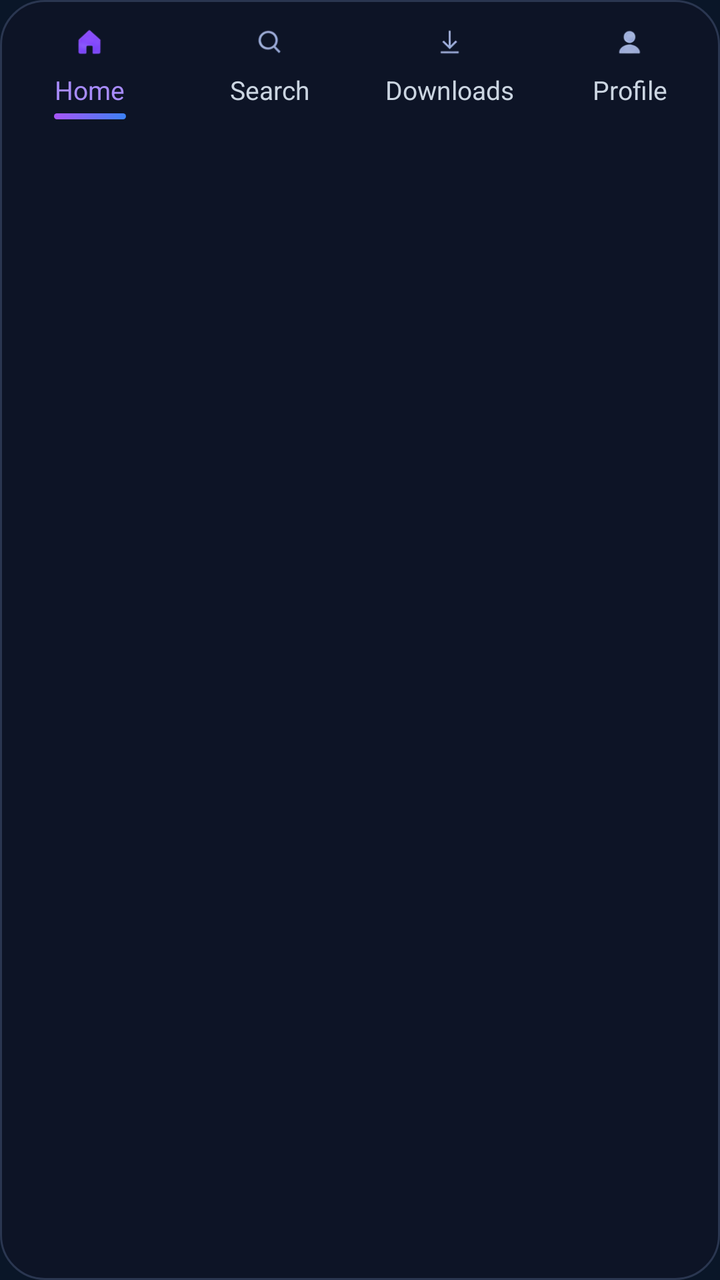
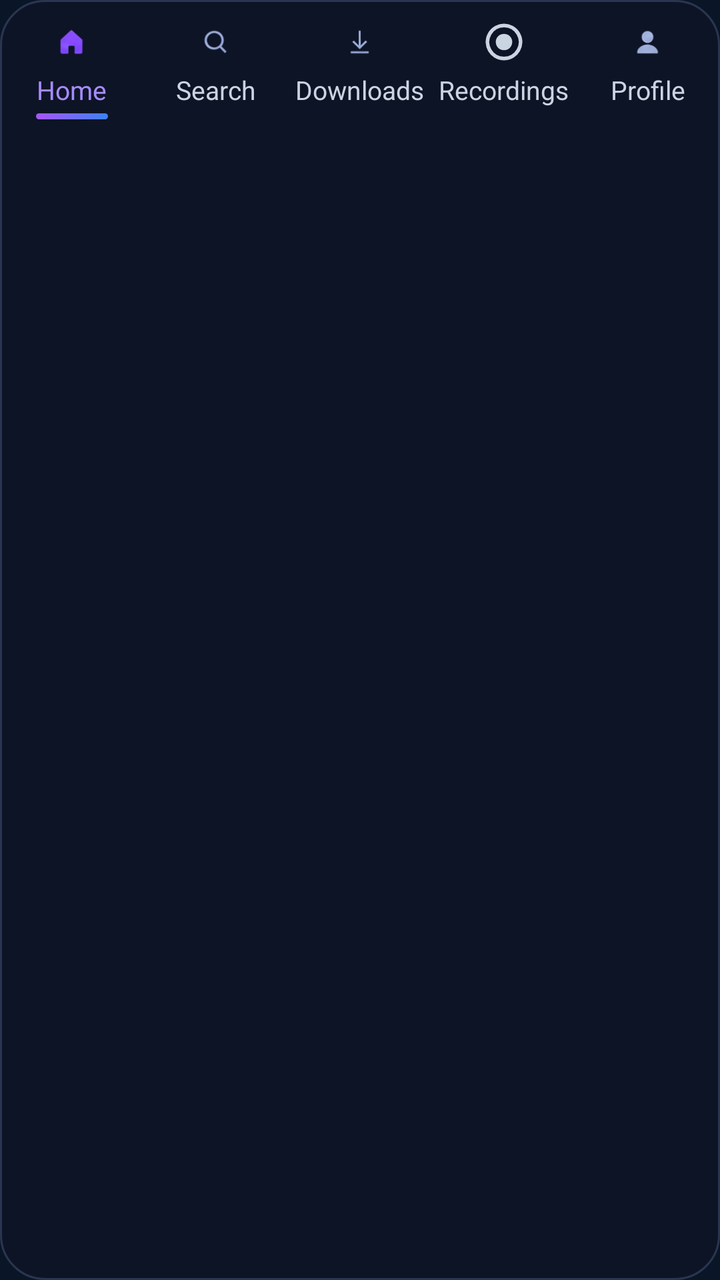

Two renders of the same Android screen: before a commit and after it. Below are the layout's source before the change and the commit's diff.
<!-- AndroidManifest.xml: application theme Theme.StreamArcTV -->
<!-- res/layout/view_nav_bar.xml -->
<?xml version="1.0" encoding="utf-8"?>
<LinearLayout xmlns:android="http://schemas.android.com/apk/res/android"
    android:id="@+id/navBar"
    android:layout_width="match_parent"
    android:layout_height="wrap_content"
    android:background="@drawable/bg_nav_bar"
    android:orientation="horizontal"
    android:paddingTop="2dp"
    android:paddingBottom="2dp">

    <LinearLayout android:id="@+id/navHome" style="@style/NavItem">
        <ImageView android:layout_width="@dimen/home_nav_icon" android:layout_height="@dimen/home_nav_icon" android:contentDescription="@null" android:src="@drawable/img_nav_home" />
        <TextView style="@style/NavLabel" android:text="@string/nav_home" android:textColor="#A78BFA" />
        <View android:layout_width="36dp" android:layout_height="3dp" android:layout_marginTop="3dp" android:background="@drawable/hero_accent_bar" />
    </LinearLayout>

    <LinearLayout android:id="@+id/navSearch" style="@style/NavItem">
        <ImageView android:layout_width="@dimen/home_nav_icon" android:layout_height="@dimen/home_nav_icon" android:contentDescription="@null" android:src="@drawable/img_nav_search" />
        <TextView style="@style/NavLabel" android:text="@string/nav_search" />
        <View android:layout_width="36dp" android:layout_height="3dp" android:layout_marginTop="3dp" />
    </LinearLayout>

    <LinearLayout android:id="@+id/navDownloads" style="@style/NavItem">
        <ImageView android:layout_width="@dimen/home_nav_icon" android:layout_height="@dimen/home_nav_icon" android:contentDescription="@null" android:src="@drawable/img_nav_downloads" />
        <TextView style="@style/NavLabel" android:text="@string/nav_downloads" />
        <View android:layout_width="36dp" android:layout_height="3dp" android:layout_marginTop="3dp" />
    </LinearLayout>

    <LinearLayout android:id="@+id/navProfile" style="@style/NavItem">
        <ImageView android:layout_width="@dimen/home_nav_icon" android:layout_height="@dimen/home_nav_icon" android:contentDescription="@null" android:src="@drawable/img_nav_profile" />
        <TextView style="@style/NavLabel" android:text="@string/nav_profile" />
        <View android:layout_width="36dp" android:layout_height="3dp" android:layout_marginTop="3dp" />
    </LinearLayout>
</LinearLayout>
<!-- resources referenced by this layout -->
<resources>
  <dimen name="home_nav_icon">22dp</dimen>
  <!-- drawable bg_nav_bar (drawable) -->
  <?xml version="1.0" encoding="utf-8"?>
  <shape xmlns:android="http://schemas.android.com/apk/res/android" android:shape="rectangle">
      <corners android:radius="22dp" />
      <solid android:color="#CC0E1526" />
      <stroke android:width="1dp" android:color="#2A3650" />
  </shape>
  <!-- drawable hero_accent_bar (drawable) -->
  <?xml version="1.0" encoding="utf-8"?>
  <shape xmlns:android="http://schemas.android.com/apk/res/android" android:shape="rectangle">
      <corners android:radius="2dp" />
      <gradient android:angle="0" android:startColor="#A855F7" android:endColor="#3B82F6" />
  </shape>
  <string name="nav_downloads">Downloads</string>
  <string name="nav_home">Home</string>
  <string name="nav_profile">Profile</string>
  <string name="nav_search">Search</string>
  <style name="NavItem">
          <item name="android:layout_width">0dp</item>
          <item name="android:layout_height">wrap_content</item>
          <item name="android:layout_weight">1</item>
          <item name="android:orientation">vertical</item>
          <item name="android:gravity">center_horizontal</item>
          <item name="android:paddingTop">8dp</item>
          <item name="android:paddingBottom">6dp</item>
          <item name="android:focusable">true</item>
          <item name="android:clickable">true</item>
          <item name="android:background">@drawable/bg_nav_item</item>
      </style>
  <style name="NavLabel">
          <item name="android:layout_width">wrap_content</item>
          <item name="android:layout_height">wrap_content</item>
          <item name="android:layout_marginTop">4dp</item>
          <item name="android:textSize">13sp</item>
          <item name="android:textColor">@color/nav_item_tint</item>
      </style>
  <!-- drawable bg_nav_item (drawable) -->
  <?xml version="1.0" encoding="utf-8"?>
  <selector xmlns:android="http://schemas.android.com/apk/res/android">
      <item android:state_focused="true">
          <shape android:shape="rectangle"><corners android:radius="16dp" /><solid android:color="#26FFFFFF" /></shape>
      </item>
      <item>
          <shape android:shape="rectangle"><corners android:radius="16dp" /><solid android:color="#00000000" /></shape>
      </item>
  </selector>
  <color name="accent">#22D3EE</color>
  <color name="accent_dark">#7C3AED</color>
  <color name="bg">#0A1628</color>
  <color name="surface">#132A4F</color>
  <color name="text">#F8FAFC</color>
  <color name="text_muted">#94A3B8</color>
  <style name="Theme.StreamArcTV.Dialog" parent="Theme.MaterialComponents.Dialog.Alert">
          <item name="colorPrimary">@color/accent</item>
          <item name="colorSurface">@color/surface</item>
          <item name="android:textColorPrimary">@color/text</item>
          <item name="android:textColorSecondary">@color/text_muted</item>
          <item name="android:background">@color/surface</item>
      </style>
  <!-- unchanged entries left out for length: 5 -->
</resources>

<!-- the commit's change to res/layout/view_nav_bar.xml (unified diff, before → after) -->
@@ -26,6 +26,12 @@
         <View android:layout_width="36dp" android:layout_height="3dp" android:layout_marginTop="3dp" />
     </LinearLayout>
 
+    <LinearLayout android:id="@+id/navRecordings" style="@style/NavItem">
+        <ImageView android:layout_width="@dimen/home_nav_icon" android:layout_height="@dimen/home_nav_icon" android:contentDescription="@null" android:src="@drawable/ic_rec" />
+        <TextView style="@style/NavLabel" android:text="@string/recordings" />
+        <View android:layout_width="36dp" android:layout_height="3dp" android:layout_marginTop="3dp" />
+    </LinearLayout>
+
     <LinearLayout android:id="@+id/navProfile" style="@style/NavItem">
         <ImageView android:layout_width="@dimen/home_nav_icon" android:layout_height="@dimen/home_nav_icon" android:contentDescription="@null" android:src="@drawable/img_nav_profile" />
         <TextView style="@style/NavLabel" android:text="@string/nav_profile" />
<!-- resource entries referenced after the edit -->
@@ -14,10 +14,17 @@
       <corners android:radius="2dp" />
       <gradient android:angle="0" android:startColor="#A855F7" android:endColor="#3B82F6" />
   </shape>
+  <!-- drawable ic_rec (drawable) -->
+  <?xml version="1.0" encoding="utf-8"?>
+  <vector xmlns:android="http://schemas.android.com/apk/res/android" android:width="24dp" android:height="24dp" android:viewportWidth="24" android:viewportHeight="24">
+      <path android:fillColor="#00000000" android:strokeColor="#CBD5E1" android:strokeWidth="2" android:pathData="M12,3 a9,9 0 1,0 0.01,0 z" />
+      <path android:fillColor="#CBD5E1" android:pathData="M12,7.5 a4.5,4.5 0 1,0 0.01,0 z" />
+  </vector>
   <string name="nav_downloads">Downloads</string>
   <string name="nav_home">Home</string>
   <string name="nav_profile">Profile</string>
   <string name="nav_search">Search</string>
+  <string name="recordings">Recordings</string>
   <style name="NavItem">
           <item name="android:layout_width">0dp</item>
           <item name="android:layout_height">wrap_content</item>
